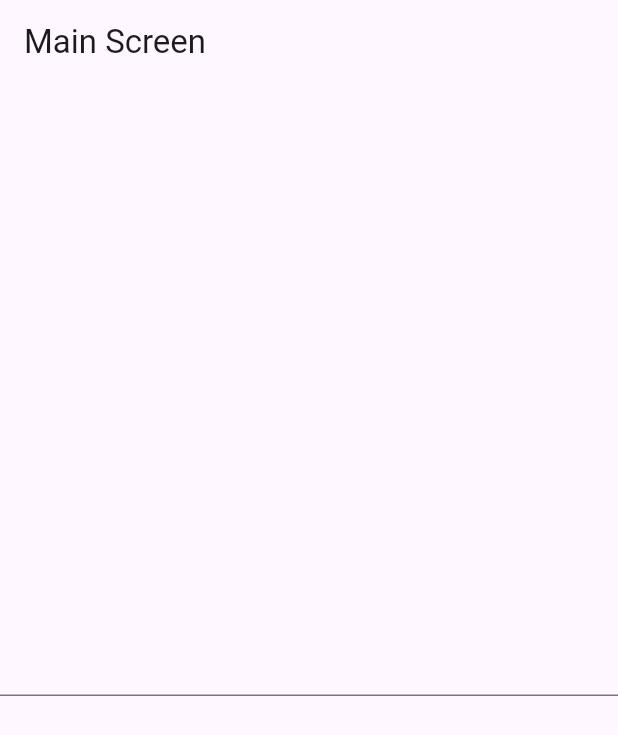
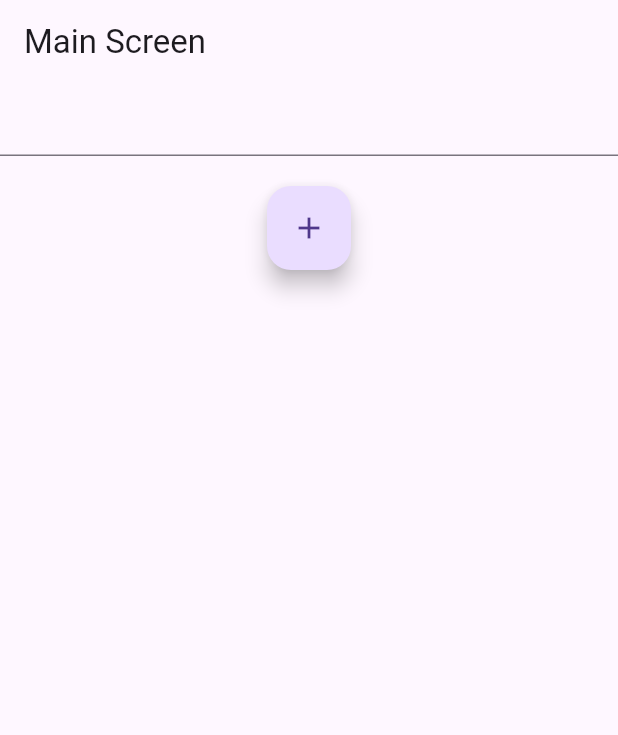
Before and after one commit to Castropy/trainingbackend, a Flutter app: the screen it shows after launch, on a phone screen of 412 x 824 dp. Shown: the top 735 px of the screen. Run offline on Flutter 3.47's test engine with Material 3 defaults, Android fonts, the phone set to English and light mode, and no system bars.

Commit message:
Llamando al Fab desde main_screen

```diff
--- a/lib/screens/main_screen.dart
+++ b/lib/screens/main_screen.dart
@@ -1,4 +1,5 @@
 import 'package:flutter/material.dart';
+import 'package:training_backend/widget/shared/floating_action_buttons.dart';
 import 'package:training_backend/widget/shared/text_form_fields.dart';
 
 class MainScreen extends StatelessWidget {
@@ -12,7 +13,13 @@ class MainScreen extends StatelessWidget {
       ),
 
       body: Center(
-        child: CustomTextFormFields(),
+        child: Column(
+          children: [
+            CustomTextFormFields(),
+            const SizedBox(height: 20),
+            CustomFAB(),
+          ],
+        ),
       ),
     );
   }
```
